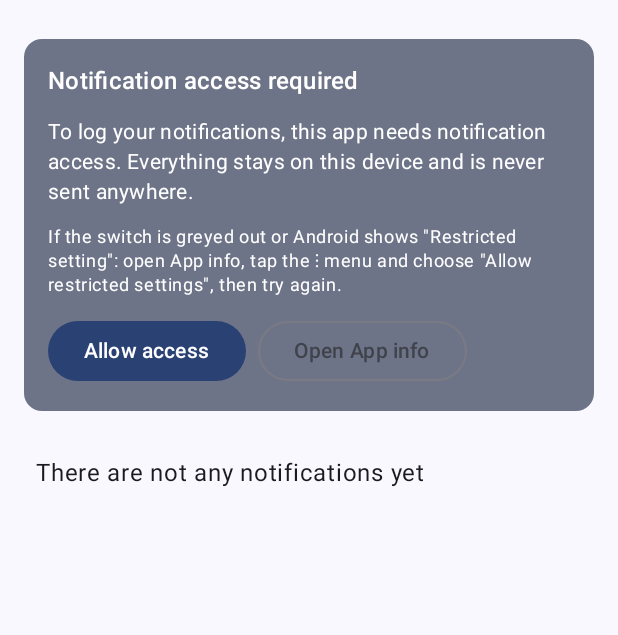
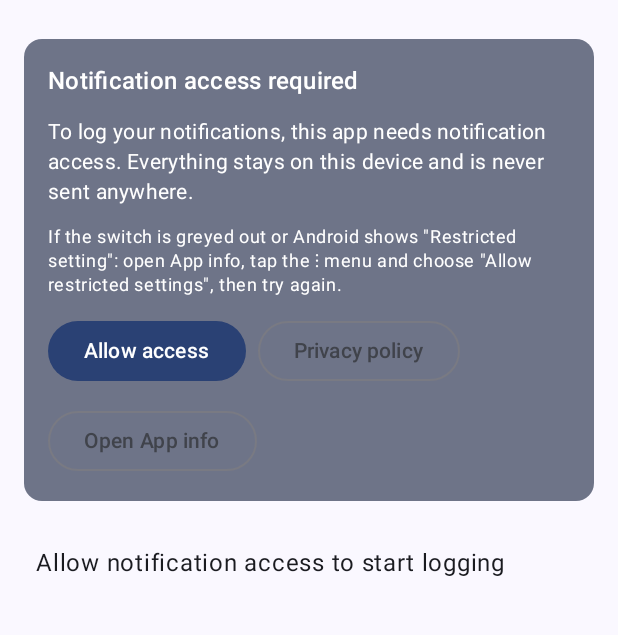
Before and after one commit to nandkishor-kumawat/notification-logger, an Android app built with Jetpack Compose: the screen it shows after launch (MainActivity), on a phone screen of 412 x 824 dp, the part 69-704 px from its top. Run offline under Robolectric (Android 15) with nearby library versions, the phone set to English and light mode, and no system bars; our stand-ins replace Room's generated code, paging; 2 statements that could not run were skipped.

Commit message:
In-app privacy policy, permission card button, no-access empty state

```diff
--- a/app/src/main/java/in/i8n/notificationlogger/MainActivity.kt
+++ b/app/src/main/java/in/i8n/notificationlogger/MainActivity.kt
@@ -75,17 +75,19 @@ class MainActivity : FragmentActivity() {
                             onPauseOrDispose {}
                         }
                         MainScreen(
-                            permissionCard = {
+                            permissionCard = { openPrivacyPolicy ->
                                 if (!listenerEnabled) {
                                     PermissionCard(
                                         showRestrictedSettingsHint = ServiceCheckUtil.mayNeedRestrictedSettingsHint(this@MainActivity),
                                         onAllow = { openListenerSettings() },
                                         onOpenAppInfo = { openAppInfo() },
                                         modifier = Modifier.padding(vertical = 8.dp),
+                                        onOpenPrivacyPolicy = openPrivacyPolicy,
                                     )
                                 }
                             },
                             onRequireAuth = ::setRequireAuth,
+                            notificationAccess = listenerEnabled,
                         )
                     }
                 }
--- a/app/src/main/java/in/i8n/notificationlogger/ui/MainScreen.kt
+++ b/app/src/main/java/in/i8n/notificationlogger/ui/MainScreen.kt
@@ -42,6 +42,7 @@ import `in`.i8n.notificationlogger.R
 import `in`.i8n.notificationlogger.ui.appinfo.rememberAppInfo
 import `in`.i8n.notificationlogger.ui.applist.AppList
 import `in`.i8n.notificationlogger.ui.notifications.NotificationListScreen
+import `in`.i8n.notificationlogger.ui.privacy.PrivacyPolicyScreen
 import `in`.i8n.notificationlogger.ui.appinfo.AppEntry
 import `in`.i8n.notificationlogger.ui.appinfo.InstalledApps
 import `in`.i8n.notificationlogger.ui.settings.AppListMenu
@@ -63,8 +64,9 @@ private fun copyToClipboard(context: Context, item: NotificationItem) {
 @OptIn(ExperimentalMaterial3Api::class)
 @Composable
 fun MainScreen(
-    permissionCard: @Composable () -> Unit,
+    permissionCard: @Composable (onOpenPrivacyPolicy: () -> Unit) -> Unit,
     onRequireAuth: (Boolean) -> Unit = {},
+    notificationAccess: Boolean = true,
     viewModel: MainViewModel = viewModel(),
 ) {
     val apps by viewModel.apps.collectAsState()
@@ -73,6 +75,7 @@ fun MainScreen(
     val context = LocalContext.current
     val items = remember(selection) { viewModel.notificationsFor(selection) }.collectAsLazyPagingItems()
     var showFilter by rememberSaveable { mutableStateOf(false) }
+    var showPrivacy by rememberSaveable { mutableStateOf(false) }
 
     // Export: remember what to export while the system file picker is open.
     var pendingExport by remember { mutableStateOf<Selection?>(null) }
@@ -84,6 +87,12 @@ fun MainScreen(
     fun startExport(target: Selection, fileName: String) {
         pendingExport = target
         exportLauncher.launch(fileName)
+    }
+
+    if (showPrivacy) {
+        BackHandler { showPrivacy = false }
+        PrivacyPolicyScreen(onBack = { showPrivacy = false })
+        return
     }
 
     if (showFilter) {
@@ -134,13 +143,14 @@ fun MainScreen(
                                 onOpenNotifications = viewModel::setOpenNotifications,
                                 requireAuth = settings.requireAuth,
                                 onRequireAuth = onRequireAuth,
+                                onPrivacyPolicy = { showPrivacy = true },
                             )
                         },
                     )
                 },
             ) { padding ->
                 Box(Modifier.padding(padding)) {
-                    AppList(apps, selection, viewModel::select, header = permissionCard)
+                    AppList(apps, selection, viewModel::select, notificationAccess = notificationAccess, header = { permissionCard { showPrivacy = true } })
                 }
             }
         }
--- a/app/src/main/java/in/i8n/notificationlogger/ui/applist/AppListScreen.kt
+++ b/app/src/main/java/in/i8n/notificationlogger/ui/applist/AppListScreen.kt
@@ -40,6 +40,7 @@ fun AppList(
     selection: Selection,
     onSelect: (Selection) -> Unit,
     modifier: Modifier = Modifier,
+    notificationAccess: Boolean = true,
     header: @Composable () -> Unit = {},
 ) {
     // Tick every second so "x seconds ago" keeps counting.
@@ -55,7 +56,7 @@ fun AppList(
             apps == null -> Unit
             apps.isEmpty() -> item {
                 Text(
-                    stringResource(R.string.app_list_empty),
+                    stringResource(if (notificationAccess) R.string.app_list_empty else R.string.app_list_empty_no_access),
                     style = MaterialTheme.typography.bodyLarge,
                     modifier = Modifier.padding(24.dp),
                 )
--- a/app/src/main/java/in/i8n/notificationlogger/ui/onboarding/PermissionCard.kt
+++ b/app/src/main/java/in/i8n/notificationlogger/ui/onboarding/PermissionCard.kt
@@ -24,6 +24,7 @@ fun PermissionCard(
     onAllow: () -> Unit,
     onOpenAppInfo: () -> Unit,
     modifier: Modifier = Modifier,
+    onOpenPrivacyPolicy: (() -> Unit)? = null,
 ) {
     Card(
         modifier = modifier.fillMaxWidth(),
@@ -40,10 +41,15 @@ fun PermissionCard(
             }
             Row(horizontalArrangement = Arrangement.spacedBy(8.dp)) {
                 Button(onClick = onAllow) { Text(stringResource(R.string.permission_allow)) }
-                if (showRestrictedSettingsHint) {
-                    OutlinedButton(onClick = onOpenAppInfo) {
-                        Text(stringResource(R.string.permission_open_app_info))
+                if (onOpenPrivacyPolicy != null) {
+                    OutlinedButton(onClick = onOpenPrivacyPolicy) {
+                        Text(stringResource(R.string.privacy_policy))
                     }
+                }
+            }
+            if (showRestrictedSettingsHint) {
+                OutlinedButton(onClick = onOpenAppInfo) {
+                    Text(stringResource(R.string.permission_open_app_info))
                 }
             }
         }
--- a/app/src/main/res/values/strings.xml
+++ b/app/src/main/res/values/strings.xml
@@ -60,4 +60,6 @@
     <string name="auth_prompt_title">Sign in to view the notifications</string>
     <string name="auth_unlock">Unlock</string>
     <string name="auth_setup_lock">Set up a screen lock in your phone\'s settings first.</string>
+    <string name="privacy_policy">Privacy policy</string>
+    <string name="app_list_empty_no_access">Allow notification access to start logging</string>
 </resources>
```
Also changed, not shown: app/src/main/java/in/i8n/notificationlogger/ui/privacy/MarkdownBlocks.kt (added, +27 -0 lines), app/src/main/java/in/i8n/notificationlogger/ui/privacy/PrivacyPolicyScreen.kt (added, +99 -0 lines), app/src/main/java/in/i8n/notificationlogger/ui/settings/ListMenus.kt (+7 -0 lines), 3 other files.
